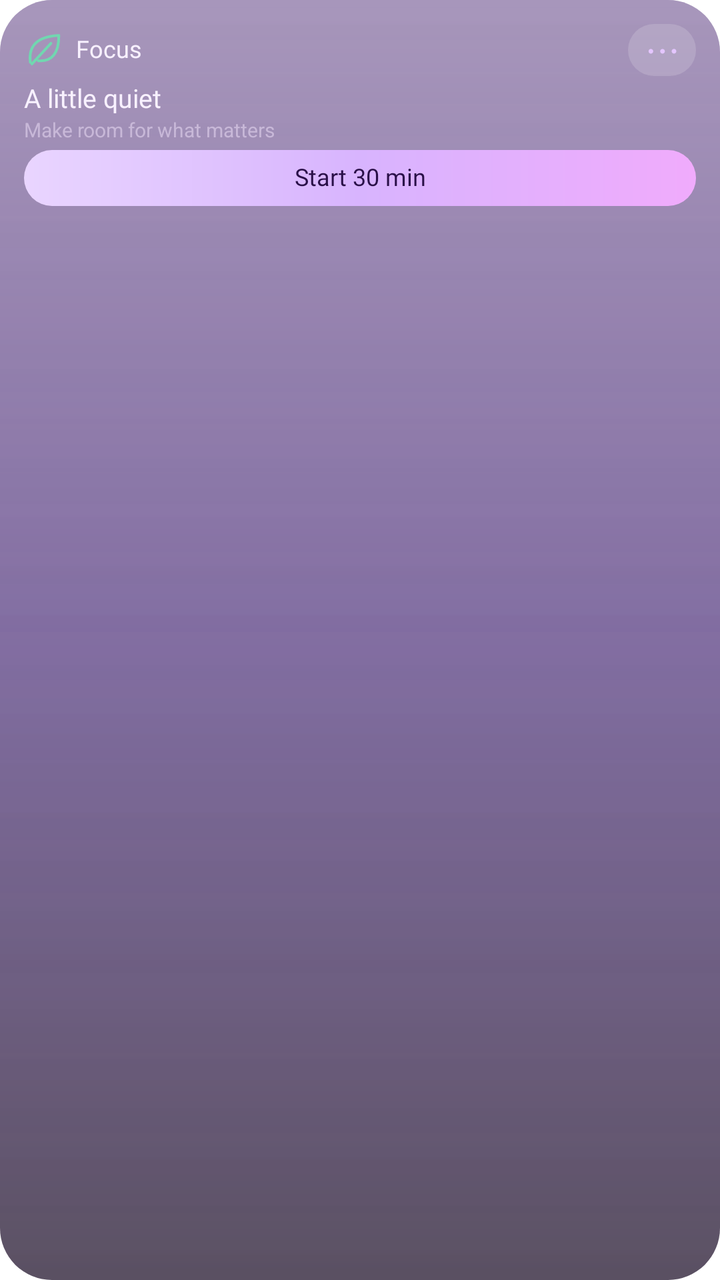
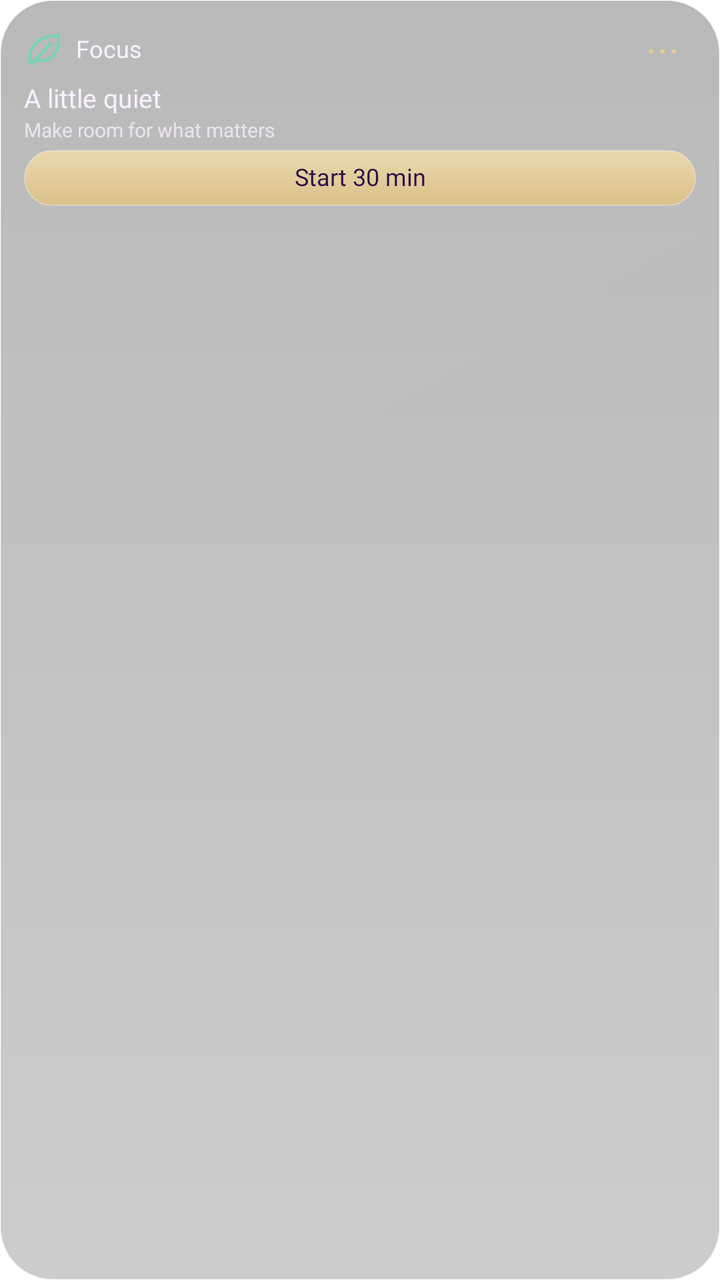

The first picture is an Android layout as it rendered before a commit; the second is the same layout after the commit. The layout source and the unified diff follow.
<!-- AndroidManifest.xml: application theme Theme.Lumen -->
<!-- res/layout/widget_preview_focus.xml -->
<?xml version='1.0' encoding='utf-8'?>
<LinearLayout xmlns:android="http://schemas.android.com/apk/res/android" android:id="@+id/widget_root" android:layout_width="match_parent" android:layout_height="match_parent" android:orientation="vertical" android:padding="12dp" android:background="@drawable/widget_glass_dark_balanced">
    <LinearLayout android:layout_width="match_parent" android:layout_height="wrap_content" android:orientation="horizontal" android:gravity="center_vertical">
        <ImageView android:id="@+id/widget_icon" android:layout_width="19dp" android:layout_height="19dp" android:contentDescription="@null" android:src="@drawable/widget_ic_focus" />
        <TextView android:id="@+id/widget_title" android:layout_width="0dp" android:layout_weight="1" android:layout_height="wrap_content" android:layout_marginStart="7dp" android:text="@string/widget_focus" android:textColor="#F8F1FF" android:textSize="12sp" android:fontFamily="@font/outfit_medium" android:maxLines="1" android:ellipsize="end" android:includeFontPadding="false" />
        <TextView android:id="@+id/widget_action" android:layout_width="34dp" android:layout_height="26dp" android:gravity="center" android:text="@string/widget_more" android:textSize="19sp" android:textColor="#E4C6FF" android:contentDescription="@string/widget_open" android:background="@drawable/widget_control" android:includeFontPadding="false" />
    </LinearLayout>
    <TextView android:id="@+id/widget_detail" android:layout_width="match_parent" android:layout_height="wrap_content" android:layout_marginTop="4dp" android:text="@string/widget_preview_focus_detail" android:textColor="#F8F1FF" android:textSize="13sp" android:fontFamily="@font/outfit_medium" android:maxLines="2" android:ellipsize="end" android:visibility="visible" android:includeFontPadding="false" />
    <Chronometer android:id="@+id/widget_timer" android:layout_width="match_parent" android:layout_height="24dp" android:textColor="#F8F1FF" android:textSize="20sp" android:fontFamily="@font/outfit_medium" android:visibility="gone" android:includeFontPadding="false" />
    <TextView android:id="@+id/widget_status" android:layout_width="match_parent" android:layout_height="wrap_content" android:layout_marginTop="2dp" android:textColor="#C8B8D8" android:textSize="10sp" android:maxLines="2" android:ellipsize="end" android:text="@string/widget_preview_focus_status" android:visibility="visible" android:includeFontPadding="false" />
    <LinearLayout android:id="@+id/widget_photos" android:layout_width="match_parent" android:layout_height="44dp" android:layout_marginTop="4dp" android:orientation="horizontal" android:gravity="center_vertical" android:visibility="gone">
        <ImageView android:id="@+id/widget_photo1" android:layout_width="0dp" android:layout_weight="1" android:layout_height="40dp" android:layout_marginEnd="4dp" android:scaleType="centerCrop" android:background="@drawable/widget_photo_frame" android:contentDescription="@string/widget_photo" android:visibility="gone" />
        <ImageView android:id="@+id/widget_photo2" android:layout_width="0dp" android:layout_weight="1" android:layout_height="40dp" android:layout_marginEnd="4dp" android:scaleType="centerCrop" android:background="@drawable/widget_photo_frame" android:contentDescription="@string/widget_photo" android:visibility="gone" />
        <ImageView android:id="@+id/widget_photo3" android:layout_width="0dp" android:layout_weight="1" android:layout_height="40dp" android:layout_marginEnd="4dp" android:scaleType="centerCrop" android:background="@drawable/widget_photo_frame" android:contentDescription="@string/widget_photo" android:visibility="gone" />
        <ImageView android:id="@+id/widget_photo4" android:layout_width="0dp" android:layout_weight="1" android:layout_height="40dp" android:layout_marginEnd="4dp" android:scaleType="centerCrop" android:background="@drawable/widget_photo_frame" android:contentDescription="@string/widget_photo" android:visibility="gone" />
    </LinearLayout>
    <LinearLayout android:id="@+id/widget_photo_names" android:layout_width="match_parent" android:layout_height="12dp" android:orientation="horizontal" android:visibility="gone">
        <TextView android:id="@+id/widget_person1" android:layout_width="0dp" android:layout_weight="1" android:layout_height="match_parent" android:textColor="#C8B8D8" android:textSize="9sp" android:gravity="center" android:maxLines="1" android:ellipsize="end" android:includeFontPadding="false" />
        <TextView android:id="@+id/widget_person2" android:layout_width="0dp" android:layout_weight="1" android:layout_height="match_parent" android:textColor="#C8B8D8" android:textSize="9sp" android:gravity="center" android:maxLines="1" android:ellipsize="end" android:includeFontPadding="false" />
        <TextView android:id="@+id/widget_person3" android:layout_width="0dp" android:layout_weight="1" android:layout_height="match_parent" android:textColor="#C8B8D8" android:textSize="9sp" android:gravity="center" android:maxLines="1" android:ellipsize="end" android:includeFontPadding="false" />
        <TextView android:id="@+id/widget_person4" android:layout_width="0dp" android:layout_weight="1" android:layout_height="match_parent" android:textColor="#C8B8D8" android:textSize="9sp" android:gravity="center" android:maxLines="1" android:ellipsize="end" android:includeFontPadding="false" />
    </LinearLayout>
    <LinearLayout android:id="@+id/widget_row1" android:layout_width="match_parent" android:layout_height="24dp" android:orientation="horizontal" android:gravity="center_vertical" android:visibility="gone">
        <TextView android:id="@+id/widget_check1" android:layout_width="34dp" android:layout_height="match_parent" android:text="@string/widget_circle" android:textColor="#E4C6FF" android:textSize="22sp" android:gravity="center_vertical" android:includeFontPadding="false" />
        <TextView android:id="@+id/widget_task1" android:layout_width="0dp" android:layout_weight="1" android:layout_height="wrap_content" android:textColor="#F8F1FF" android:textSize="12sp" android:maxLines="1" android:ellipsize="end" android:includeFontPadding="false" />
    </LinearLayout>
    <LinearLayout android:id="@+id/widget_row2" android:layout_width="match_parent" android:layout_height="24dp" android:orientation="horizontal" android:gravity="center_vertical" android:visibility="gone">
        <TextView android:id="@+id/widget_check2" android:layout_width="34dp" android:layout_height="match_parent" android:text="@string/widget_circle" android:textColor="#E4C6FF" android:textSize="22sp" android:gravity="center_vertical" android:includeFontPadding="false" />
        <TextView android:id="@+id/widget_task2" android:layout_width="0dp" android:layout_weight="1" android:layout_height="wrap_content" android:textColor="#F8F1FF" android:textSize="12sp" android:maxLines="1" android:ellipsize="end" android:includeFontPadding="false" />
    </LinearLayout>
    <TextView android:id="@+id/widget_button" android:layout_width="match_parent" android:layout_height="28dp" android:layout_marginTop="4dp" android:gravity="center" android:textColor="#2A1048" android:fontFamily="@font/outfit_medium" android:textSize="12sp" android:background="@drawable/widget_pill" android:visibility="visible" android:text="@string/widget_preview_focus_button" android:includeFontPadding="false" />
    <ProgressBar android:id="@+id/widget_meter" android:layout_width="match_parent" android:layout_height="4dp" android:layout_marginTop="8dp" android:max="100" android:progressTint="#C084FC" android:progressBackgroundTint="#33E4C6FF" android:visibility="gone" style="?android:attr/progressBarStyleHorizontal" />
</LinearLayout>
<!-- resources referenced by this layout -->
<resources>
  <!-- drawable widget_control (drawable) -->
  <?xml version="1.0" encoding="utf-8"?>
  <shape xmlns:android="http://schemas.android.com/apk/res/android">
      <corners android:radius="16dp" />
      <solid android:color="#28FFFFFF" />
  </shape>
  <!-- drawable widget_glass_dark_balanced (drawable) -->
  <?xml version="1.0" encoding="utf-8"?>
  <layer-list xmlns:android="http://schemas.android.com/apk/res/android">
      <item>
          <shape>
              <corners android:radius="26dp" />
              <gradient
                  android:angle="270"
                  android:startColor="#993B1568"
                  android:centerColor="#A62E1060"
                  android:endColor="#B314061F" />
          </shape>
      </item>
      <item>
          <shape>
              <corners android:radius="26dp" />
              <gradient
                  android:angle="270"
                  android:startColor="#40FFFFFF"
                  android:centerColor="#18E4C6FF"
                  android:endColor="#00FFFFFF" />
          </shape>
      </item>
  </layer-list>
  <!-- drawable widget_ic_focus (drawable) -->
  <vector xmlns:android="http://schemas.android.com/apk/res/android" android:width="24dp" android:height="24dp" android:viewportWidth="24" android:viewportHeight="24"><path android:pathData="M4,20 Q2,4 22,3 Q22,20 9,19 M5,21 L17,8" android:fillColor="@android:color/transparent" android:strokeColor="#71D7B0" android:strokeWidth="1.7" android:strokeLineCap="round" android:strokeLineJoin="round" /></vector>
  <!-- drawable widget_photo_frame (drawable) -->
  <?xml version="1.0" encoding="utf-8"?>
  <shape xmlns:android="http://schemas.android.com/apk/res/android">
      <corners android:radius="16dp" />
      <solid android:color="#3314061F" />
  </shape>
  <!-- drawable widget_pill (drawable) -->
  <?xml version="1.0" encoding="utf-8"?>
  <shape xmlns:android="http://schemas.android.com/apk/res/android">
      <corners android:radius="22dp" />
      <gradient
          android:angle="0"
          android:startColor="#E9D5FF"
          android:centerColor="#D8B4FE"
          android:endColor="#F0ABFC" />
  </shape>
  <string name="widget_circle">○</string>
  <string name="widget_focus">Focus</string>
  <string name="widget_more">⋯</string>
  <string name="widget_open">Open widget</string>
  <string name="widget_photo">Photo</string>
  <string name="widget_preview_focus_button">Start 30 min</string>
  <string name="widget_preview_focus_detail">A little quiet</string>
  <string name="widget_preview_focus_status">Make room for what matters</string>
  <style name="Theme.Lumen" parent="android:Theme.Material.NoActionBar">
          <item name="android:windowShowWallpaper">true</item>
          <item name="android:windowBackground">@android:color/transparent</item>
          <item name="android:colorBackgroundCacheHint">@null</item>
          <item name="android:statusBarColor">@android:color/transparent</item>
          <item name="android:navigationBarColor">@android:color/transparent</item>
          <item name="android:windowDrawsSystemBarBackgrounds">true</item>
          <item name="android:windowLightStatusBar">false</item>
      </style>
</resources>

<!-- the commit's change to res/layout/widget_preview_focus.xml (unified diff, before → after) -->
@@ -3,11 +3,11 @@
     <LinearLayout android:layout_width="match_parent" android:layout_height="wrap_content" android:orientation="horizontal" android:gravity="center_vertical">
         <ImageView android:id="@+id/widget_icon" android:layout_width="19dp" android:layout_height="19dp" android:contentDescription="@null" android:src="@drawable/widget_ic_focus" />
         <TextView android:id="@+id/widget_title" android:layout_width="0dp" android:layout_weight="1" android:layout_height="wrap_content" android:layout_marginStart="7dp" android:text="@string/widget_focus" android:textColor="#F8F1FF" android:textSize="12sp" android:fontFamily="@font/outfit_medium" android:maxLines="1" android:ellipsize="end" android:includeFontPadding="false" />
-        <TextView android:id="@+id/widget_action" android:layout_width="34dp" android:layout_height="26dp" android:gravity="center" android:text="@string/widget_more" android:textSize="19sp" android:textColor="#E4C6FF" android:contentDescription="@string/widget_open" android:background="@drawable/widget_control" android:includeFontPadding="false" />
+        <TextView android:id="@+id/widget_action" android:layout_width="34dp" android:layout_height="26dp" android:gravity="center" android:text="@string/widget_more" android:textSize="19sp" android:textColor="#E4CB91" android:contentDescription="@string/widget_open" android:background="@drawable/widget_control" android:includeFontPadding="false" />
     </LinearLayout>
     <TextView android:id="@+id/widget_detail" android:layout_width="match_parent" android:layout_height="wrap_content" android:layout_marginTop="4dp" android:text="@string/widget_preview_focus_detail" android:textColor="#F8F1FF" android:textSize="13sp" android:fontFamily="@font/outfit_medium" android:maxLines="2" android:ellipsize="end" android:visibility="visible" android:includeFontPadding="false" />
     <Chronometer android:id="@+id/widget_timer" android:layout_width="match_parent" android:layout_height="24dp" android:textColor="#F8F1FF" android:textSize="20sp" android:fontFamily="@font/outfit_medium" android:visibility="gone" android:includeFontPadding="false" />
-    <TextView android:id="@+id/widget_status" android:layout_width="match_parent" android:layout_height="wrap_content" android:layout_marginTop="2dp" android:textColor="#C8B8D8" android:textSize="10sp" android:maxLines="2" android:ellipsize="end" android:text="@string/widget_preview_focus_status" android:visibility="visible" android:includeFontPadding="false" />
+    <TextView android:id="@+id/widget_status" android:layout_width="match_parent" android:layout_height="wrap_content" android:layout_marginTop="2dp" android:textColor="#C4F8F1FF" android:textSize="10sp" android:maxLines="2" android:ellipsize="end" android:text="@string/widget_preview_focus_status" android:visibility="visible" android:includeFontPadding="false" />
     <LinearLayout android:id="@+id/widget_photos" android:layout_width="match_parent" android:layout_height="44dp" android:layout_marginTop="4dp" android:orientation="horizontal" android:gravity="center_vertical" android:visibility="gone">
         <ImageView android:id="@+id/widget_photo1" android:layout_width="0dp" android:layout_weight="1" android:layout_height="40dp" android:layout_marginEnd="4dp" android:scaleType="centerCrop" android:background="@drawable/widget_photo_frame" android:contentDescription="@string/widget_photo" android:visibility="gone" />
         <ImageView android:id="@+id/widget_photo2" android:layout_width="0dp" android:layout_weight="1" android:layout_height="40dp" android:layout_marginEnd="4dp" android:scaleType="centerCrop" android:background="@drawable/widget_photo_frame" android:contentDescription="@string/widget_photo" android:visibility="gone" />
@@ -15,17 +15,17 @@
         <ImageView android:id="@+id/widget_photo4" android:layout_width="0dp" android:layout_weight="1" android:layout_height="40dp" android:layout_marginEnd="4dp" android:scaleType="centerCrop" android:background="@drawable/widget_photo_frame" android:contentDescription="@string/widget_photo" android:visibility="gone" />
     </LinearLayout>
     <LinearLayout android:id="@+id/widget_photo_names" android:layout_width="match_parent" android:layout_height="12dp" android:orientation="horizontal" android:visibility="gone">
-        <TextView android:id="@+id/widget_person1" android:layout_width="0dp" android:layout_weight="1" android:layout_height="match_parent" android:textColor="#C8B8D8" android:textSize="9sp" android:gravity="center" android:maxLines="1" android:ellipsize="end" android:includeFontPadding="false" />
-        <TextView android:id="@+id/widget_person2" android:layout_width="0dp" android:layout_weight="1" android:layout_height="match_parent" android:textColor="#C8B8D8" android:textSize="9sp" android:gravity="center" android:maxLines="1" android:ellipsize="end" android:includeFontPadding="false" />
-        <TextView android:id="@+id/widget_person3" android:layout_width="0dp" android:layout_weight="1" android:layout_height="match_parent" android:textColor="#C8B8D8" android:textSize="9sp" android:gravity="center" android:maxLines="1" android:ellipsize="end" android:includeFontPadding="false" />
-        <TextView android:id="@+id/widget_person4" android:layout_width="0dp" android:layout_weight="1" android:layout_height="match_parent" android:textColor="#C8B8D8" android:textSize="9sp" android:gravity="center" android:maxLines="1" android:ellipsize="end" android:includeFontPadding="false" />
+        <TextView android:id="@+id/widget_person1" android:layout_width="0dp" android:layout_weight="1" android:layout_height="match_parent" android:textColor="#C4F8F1FF" android:textSize="9sp" android:gravity="center" android:maxLines="1" android:ellipsize="end" android:includeFontPadding="false" />
+        <TextView android:id="@+id/widget_person2" android:layout_width="0dp" android:layout_weight="1" android:layout_height="match_parent" android:textColor="#C4F8F1FF" android:textSize="9sp" android:gravity="center" android:maxLines="1" android:ellipsize="end" android:includeFontPadding="false" />
+        <TextView android:id="@+id/widget_person3" android:layout_width="0dp" android:layout_weight="1" android:layout_height="match_parent" android:textColor="#C4F8F1FF" android:textSize="9sp" android:gravity="center" android:maxLines="1" android:ellipsize="end" android:includeFontPadding="false" />
+        <TextView android:id="@+id/widget_person4" android:layout_width="0dp" android:layout_weight="1" android:layout_height="match_parent" android:textColor="#C4F8F1FF" android:textSize="9sp" android:gravity="center" android:maxLines="1" android:ellipsize="end" android:includeFontPadding="false" />
     </LinearLayout>
     <LinearLayout android:id="@+id/widget_row1" android:layout_width="match_parent" android:layout_height="24dp" android:orientation="horizontal" android:gravity="center_vertical" android:visibility="gone">
-        <TextView android:id="@+id/widget_check1" android:layout_width="34dp" android:layout_height="match_parent" android:text="@string/widget_circle" android:textColor="#E4C6FF" android:textSize="22sp" android:gravity="center_vertical" android:includeFontPadding="false" />
+        <TextView android:id="@+id/widget_check1" android:layout_width="34dp" android:layout_height="match_parent" android:text="@string/widget_circle" android:textColor="#E4CB91" android:textSize="22sp" android:gravity="center_vertical" android:includeFontPadding="false" />
         <TextView android:id="@+id/widget_task1" android:layout_width="0dp" android:layout_weight="1" android:layout_height="wrap_content" android:textColor="#F8F1FF" android:textSize="12sp" android:maxLines="1" android:ellipsize="end" android:includeFontPadding="false" />
     </LinearLayout>
     <LinearLayout android:id="@+id/widget_row2" android:layout_width="match_parent" android:layout_height="24dp" android:orientation="horizontal" android:gravity="center_vertical" android:visibility="gone">
-        <TextView android:id="@+id/widget_check2" android:layout_width="34dp" android:layout_height="match_parent" android:text="@string/widget_circle" android:textColor="#E4C6FF" android:textSize="22sp" android:gravity="center_vertical" android:includeFontPadding="false" />
+        <TextView android:id="@+id/widget_check2" android:layout_width="34dp" android:layout_height="match_parent" android:text="@string/widget_circle" android:textColor="#E4CB91" android:textSize="22sp" android:gravity="center_vertical" android:includeFontPadding="false" />
         <TextView android:id="@+id/widget_task2" android:layout_width="0dp" android:layout_weight="1" android:layout_height="wrap_content" android:textColor="#F8F1FF" android:textSize="12sp" android:maxLines="1" android:ellipsize="end" android:includeFontPadding="false" />
     </LinearLayout>
     <TextView android:id="@+id/widget_button" android:layout_width="match_parent" android:layout_height="28dp" android:layout_marginTop="4dp" android:gravity="center" android:textColor="#2A1048" android:fontFamily="@font/outfit_medium" android:textSize="12sp" android:background="@drawable/widget_pill" android:visibility="visible" android:text="@string/widget_preview_focus_button" android:includeFontPadding="false" />
<!-- resource entries referenced after the edit -->
@@ -2,51 +2,31 @@
 <resources>
   <!-- drawable widget_control (drawable) -->
   <?xml version="1.0" encoding="utf-8"?>
-  <shape xmlns:android="http://schemas.android.com/apk/res/android">
-      <corners android:radius="16dp" />
-      <solid android:color="#28FFFFFF" />
-  </shape>
+  <shape xmlns:android="http://schemas.android.com/apk/res/android"><solid android:color="#00000000" /></shape>
   <!-- drawable widget_glass_dark_balanced (drawable) -->
   <?xml version="1.0" encoding="utf-8"?>
   <layer-list xmlns:android="http://schemas.android.com/apk/res/android">
-      <item>
-          <shape>
-              <corners android:radius="26dp" />
-              <gradient
-                  android:angle="270"
-                  android:startColor="#993B1568"
-                  android:centerColor="#A62E1060"
-                  android:endColor="#B314061F" />
-          </shape>
-      </item>
-      <item>
-          <shape>
-              <corners android:radius="26dp" />
-              <gradient
-                  android:angle="270"
-                  android:startColor="#40FFFFFF"
-                  android:centerColor="#18E4C6FF"
-                  android:endColor="#00FFFFFF" />
-          </shape>
-      </item>
+    <item><shape>
+      <corners android:radius="26dp" />
+      <gradient android:angle="270" android:startColor="#47000000" android:endColor="#33000000" />
+      <stroke android:width="0.8dp" android:color="#33FFFFFF" />
+  </shape></item>
+    <item><shape>
+      <corners android:radius="26dp" />
+      <gradient android:angle="315" android:startColor="#04FFFFFF" android:endColor="#00FFFFFF" />
+    </shape></item>
   </layer-list>
   <!-- drawable widget_ic_focus (drawable) -->
   <vector xmlns:android="http://schemas.android.com/apk/res/android" android:width="24dp" android:height="24dp" android:viewportWidth="24" android:viewportHeight="24"><path android:pathData="M4,20 Q2,4 22,3 Q22,20 9,19 M5,21 L17,8" android:fillColor="@android:color/transparent" android:strokeColor="#71D7B0" android:strokeWidth="1.7" android:strokeLineCap="round" android:strokeLineJoin="round" /></vector>
   <!-- drawable widget_photo_frame (drawable) -->
   <?xml version="1.0" encoding="utf-8"?>
-  <shape xmlns:android="http://schemas.android.com/apk/res/android">
-      <corners android:radius="16dp" />
-      <solid android:color="#3314061F" />
-  </shape>
+  <shape xmlns:android="http://schemas.android.com/apk/res/android"><solid android:color="#00000000" /></shape>
   <!-- drawable widget_pill (drawable) -->
   <?xml version="1.0" encoding="utf-8"?>
   <shape xmlns:android="http://schemas.android.com/apk/res/android">
       <corners android:radius="22dp" />
-      <gradient
-          android:angle="0"
-          android:startColor="#E9D5FF"
-          android:centerColor="#D8B4FE"
-          android:endColor="#F0ABFC" />
+      <gradient android:angle="270" android:startColor="#EAD8AD" android:endColor="#DBC18A" />
+      <stroke android:width="0.7dp" android:color="#50FFFFFF" />
   </shape>
   <string name="widget_circle">○</string>
   <string name="widget_focus">Focus</string>
